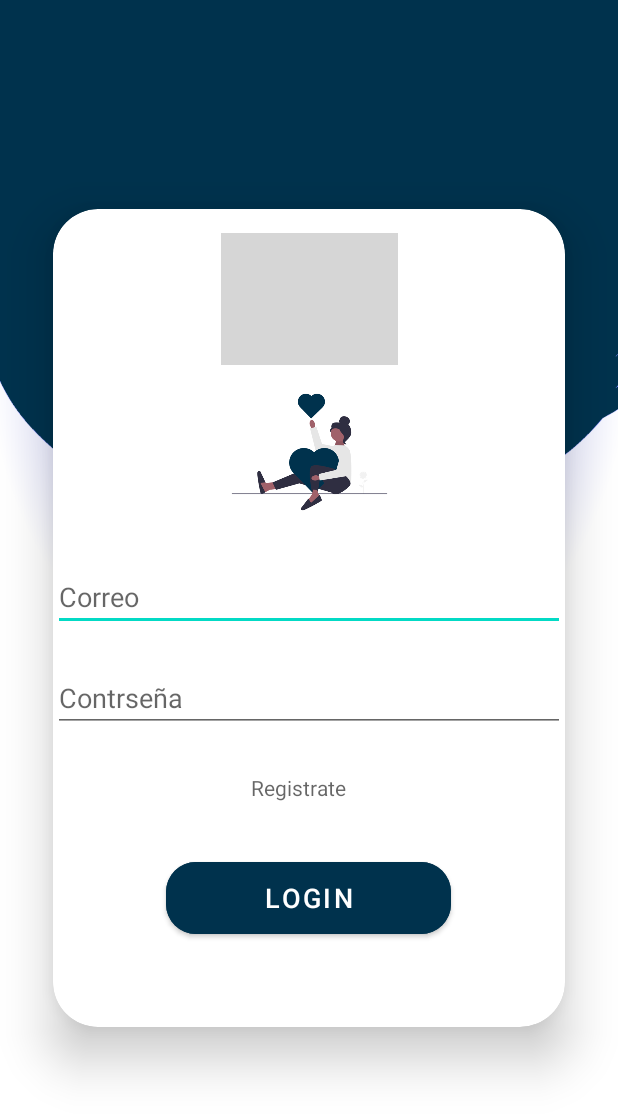
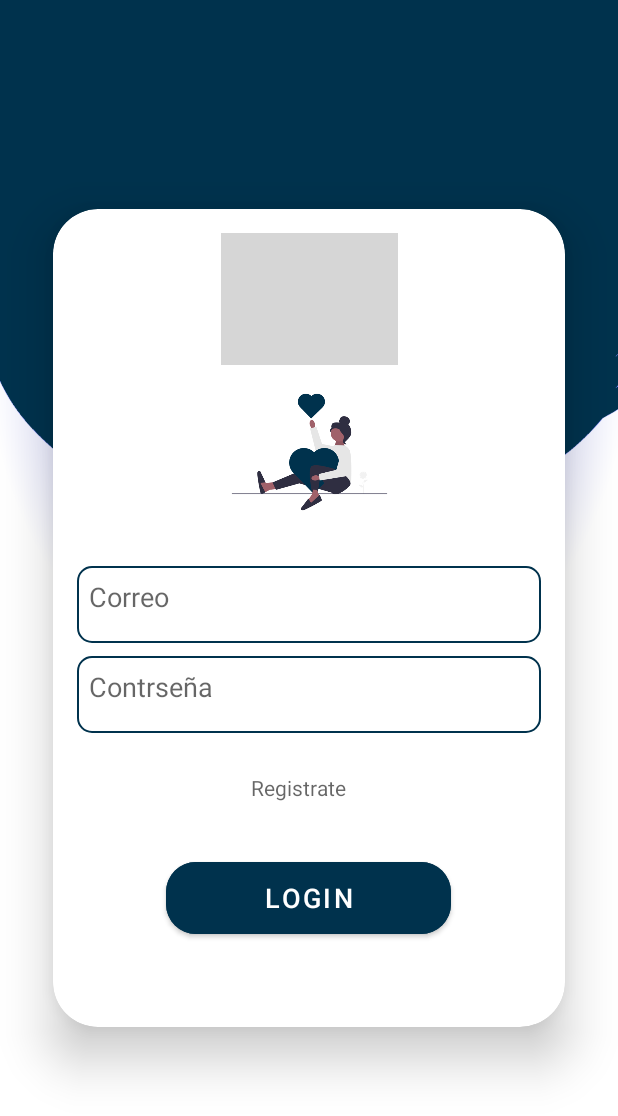
Before and after one commit to EricJess2001/Cultupaz_Movil, an Android app: the screen it shows after launch (inicio_sesion), on a phone screen of 412 x 824 dp. Shown: the top 1116 px of the screen. Run offline under Robolectric (Android 15) with nearby library versions, the light colour scheme and no system bars; our stand-ins replace Firebase (no records; nobody signed in at launch, a user with empty details on screens opened directly); grey boxes are pictures that could not be loaded.

Commit message:
subo cambios inicio_sesion

```diff
--- a/app/build.gradle
+++ b/app/build.gradle
@@ -6,7 +6,6 @@ plugins {
 android {
     namespace 'com.example.cultupazmovil'
     compileSdk 33
-
 
 
     dataBinding {
@@ -48,17 +47,14 @@ dependencies {
     implementation 'androidx.navigation:navigation-fragment:2.5.2'
     implementation 'androidx.navigation:navigation-ui:2.5.2'
     implementation 'com.google.firebase:firebase-firestore-ktx:24.6.1'
-
-    implementation 'com.google.firebase:firebase-database:20.1.0'
-
     implementation 'com.google.firebase:firebase-auth:22.0.0'
-
     testImplementation 'junit:junit:4.13.2'
     androidTestImplementation 'androidx.test.ext:junit:1.1.3'
     androidTestImplementation 'androidx.test.espresso:espresso-core:3.4.0'
     implementation 'com.firebaseui:firebase-ui-firestore:8.0.0'
     implementation 'com.google.firebase:firebase-analytics:21.3.0'
     implementation 'com.google.firebase:firebase-firestore:24.6.1'
+
 
 
     implementation 'com.squareup.okhttp3:okhttp:3.14.9'
--- a/app/src/main/res/layout/fragment_inicio_sesion.xml
+++ b/app/src/main/res/layout/fragment_inicio_sesion.xml
@@ -57,32 +57,37 @@
 
             <EditText
                 android:id="@+id/username"
-                android:layout_width="match_parent"
-                android:layout_height="wrap_content"
-                android:ems="10"
+                android:layout_width="309dp"
+                android:layout_height="51dp"
+                android:layout_marginBottom="256dp"
+                android:background="@drawable/custom_text"
+                android:gravity="left"
                 android:hint="Correo"
                 android:inputType="textEmailAddress"
+                android:padding="8dp"
+                android:textColor="@color/black"
+                android:textColorHighlight="@color/cardview_dark_background"
                 app:layout_constraintBottom_toBottomOf="parent"
                 app:layout_constraintEnd_toEndOf="parent"
-                app:layout_constraintHorizontal_bias="0.476"
                 app:layout_constraintStart_toStartOf="parent"
-                app:layout_constraintTop_toTopOf="parent"
-                app:layout_constraintVertical_bias="0.472"
                 tools:ignore="MissingConstraints" />
+
 
             <EditText
                 android:id="@+id/contraseña"
-                android:layout_width="match_parent"
-                android:layout_height="wrap_content"
-                android:ems="10"
+                android:layout_width="309dp"
+                android:layout_height="51dp"
+                android:layout_marginBottom="196dp"
+                android:background="@drawable/custom_text"
+                android:gravity="left"
                 android:hint="Contrseña"
                 android:inputType="textPassword"
+                android:padding="8dp"
+                android:textColor="@color/black"
+                android:textColorHighlight="@color/cardview_dark_background"
                 app:layout_constraintBottom_toBottomOf="parent"
                 app:layout_constraintEnd_toEndOf="parent"
-                app:layout_constraintHorizontal_bias="0.476"
                 app:layout_constraintStart_toStartOf="parent"
-                app:layout_constraintTop_toTopOf="parent"
-                app:layout_constraintVertical_bias="0.606"
                 tools:ignore="MissingConstraints" />
 
             <TextView
```
